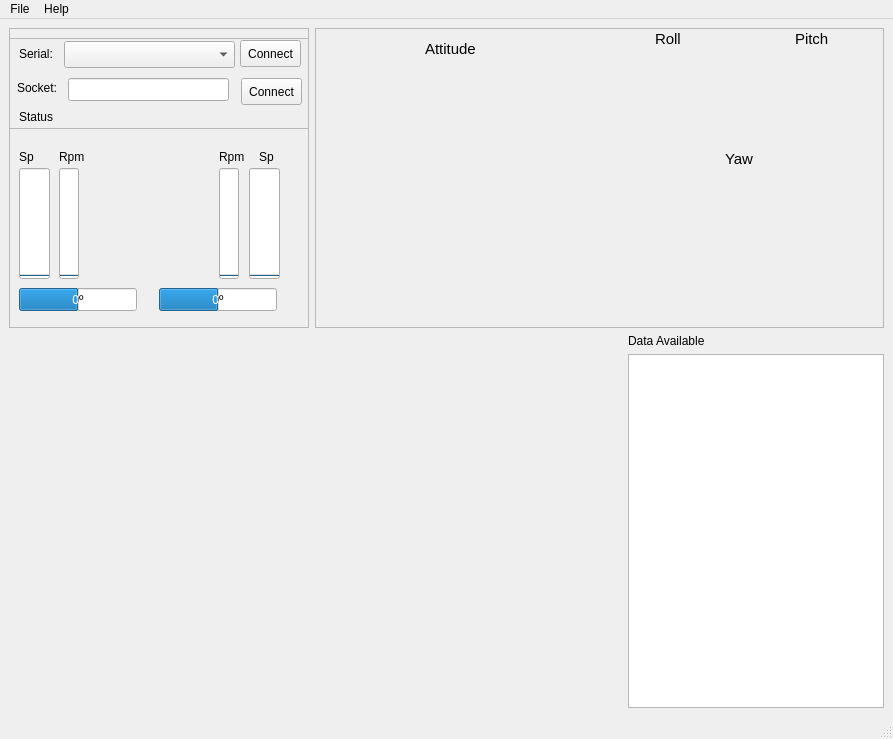
First picture: the form in vant3.ui, repository iurobpn/provant-groundstation, before the edit.
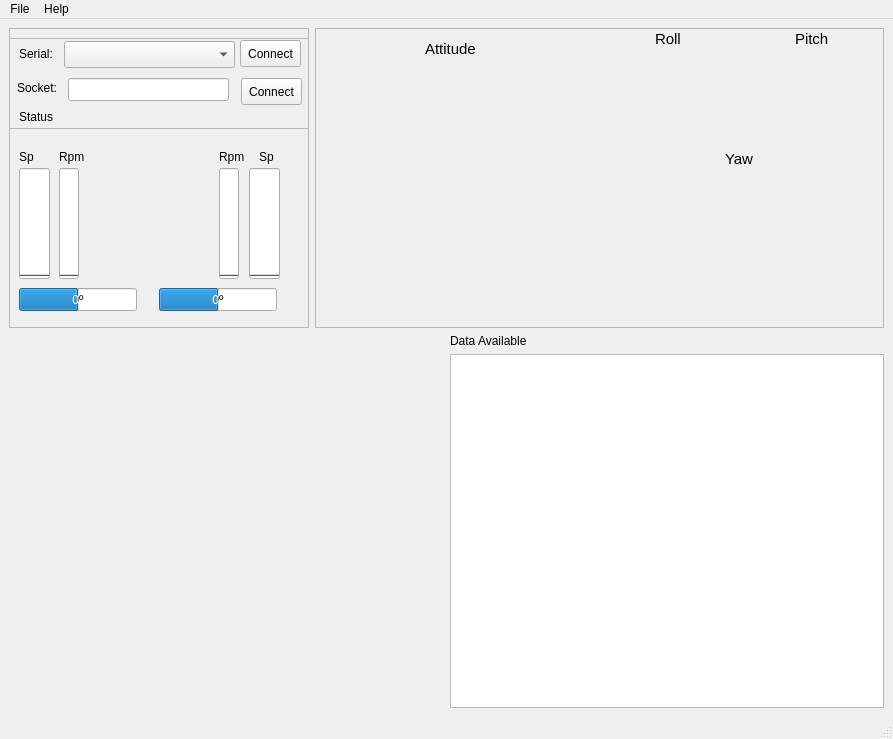
Second picture: the form after the edit. Custom widgets are drawn as their Qt base class.

The edit to the form file:
```diff
--- a/vant3.ui
+++ b/vant3.ui
@@ -513,13 +513,13 @@
           <item>
            <widget class="QTreeWidget" name="treeWidget">
             <property name="sizePolicy">
-             <sizepolicy hsizetype="Maximum" vsizetype="Expanding">
+             <sizepolicy hsizetype="Preferred" vsizetype="Expanding">
               <horstretch>0</horstretch>
               <verstretch>0</verstretch>
              </sizepolicy>
             </property>
             <property name="horizontalScrollBarPolicy">
-             <enum>Qt::ScrollBarAlwaysOff</enum>
+             <enum>Qt::ScrollBarAsNeeded</enum>
             </property>
             <property name="alternatingRowColors">
              <bool>false</bool>
```
